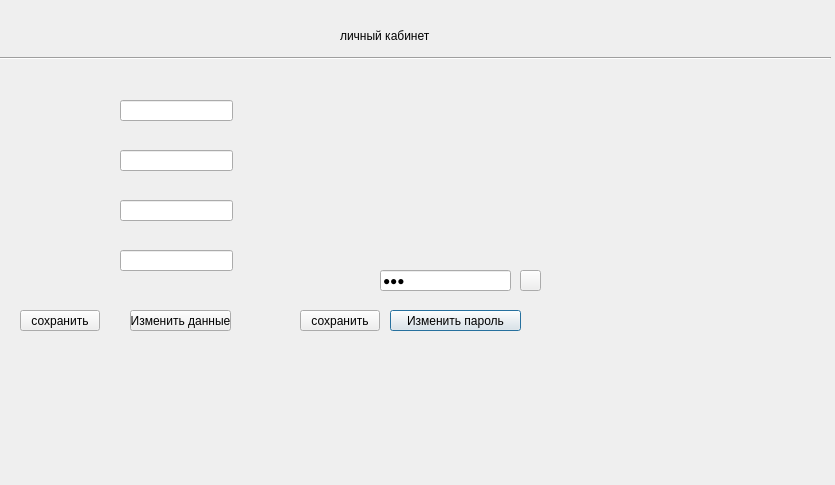
The window that profile.ui (stepankolchin/TeatrPostgreSQL) describes before a commit, drawn with Qt 5.
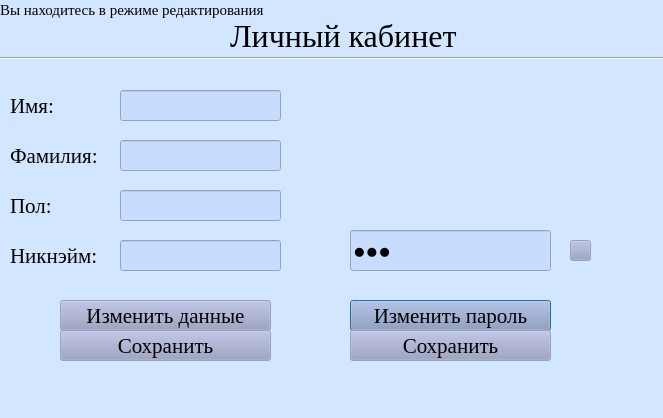
The same window after the commit.

Commit message: Настроить дизайн всех форм

```diff
--- a/profile.ui
+++ b/profile.ui
@@ -6,10 +6,107 @@
    <rect>
     <x>0</x>
     <y>0</y>
-    <width>835</width>
-    <height>485</height>
+    <width>663</width>
+    <height>418</height>
    </rect>
   </property>
+  <property name="palette">
+   <palette>
+    <active>
+     <colorrole role="Button">
+      <brush brushstyle="SolidPattern">
+       <color alpha="255">
+        <red>147</red>
+        <green>154</green>
+        <blue>190</blue>
+       </color>
+      </brush>
+     </colorrole>
+     <colorrole role="Base">
+      <brush brushstyle="SolidPattern">
+       <color alpha="255">
+        <red>198</red>
+        <green>221</green>
+        <blue>255</blue>
+       </color>
+      </brush>
+     </colorrole>
+     <colorrole role="Window">
+      <brush brushstyle="SolidPattern">
+       <color alpha="255">
+        <red>211</red>
+        <green>230</green>
+        <blue>255</blue>
+       </color>
+      </brush>
+     </colorrole>
+    </active>
+    <inactive>
+     <colorrole role="Button">
+      <brush brushstyle="SolidPattern">
+       <color alpha="255">
+        <red>147</red>
+        <green>154</green>
+        <blue>190</blue>
+       </color>
+      </brush>
+     </colorrole>
+     <colorrole role="Base">
+      <brush brushstyle="SolidPattern">
+       <color alpha="255">
+        <red>198</red>
+        <green>221</green>
+        <blue>255</blue>
+       </color>
+      </brush>
+     </colorrole>
+     <colorrole role="Window">
+      <brush brushstyle="SolidPattern">
+       <color alpha="255">
+        <red>211</red>
+        <green>230</green>
+        <blue>255</blue>
+       </color>
+      </brush>
+     </colorrole>
+    </inactive>
+    <disabled>
+     <colorrole role="Button">
+      <brush brushstyle="SolidPattern">
+       <color alpha="255">
+        <red>147</red>
+        <green>154</green>
+        <blue>190</blue>
+       </color>
+      </brush>
+     </colorrole>
+     <colorrole role="Base">
+      <brush brushstyle="SolidPattern">
+       <color alpha="255">
+        <red>211</red>
+        <green>230</green>
+        <blue>255</blue>
+       </color>
+      </brush>
+     </colorrole>
+     <colorrole role="Window">
+      <brush brushstyle="SolidPattern">
+       <color alpha="255">
+        <red>211</red>
+        <green>230</green>
+        <blue>255</blue>
+       </color>
+      </brush>
+     </colorrole>
+    </disabled>
+   </palette>
+  </property>
+  <property name="font">
+   <font>
+    <family>Times New Roman</family>
+    <pointsize>16</pointsize>
+   </font>
+  </property>
   <property name="windowTitle">
    <string>Dialog</string>
   </property>
@@ -17,9 +114,9 @@
    <property name="geometry">
     <rect>
      <x>120</x>
-     <y>100</y>
-     <width>113</width>
-     <height>21</height>
+     <y>90</y>
+     <width>161</width>
+     <height>31</height>
     </rect>
    </property>
   </widget>
@@ -27,9 +124,9 @@
    <property name="geometry">
     <rect>
      <x>120</x>
-     <y>150</y>
-     <width>113</width>
-     <height>21</height>
+     <y>140</y>
+     <width>161</width>
+     <height>31</height>
     </rect>
    </property>
   </widget>
@@ -37,9 +134,9 @@
    <property name="geometry">
     <rect>
      <x>120</x>
-     <y>200</y>
-     <width>113</width>
-     <height>21</height>
+     <y>190</y>
+     <width>161</width>
+     <height>31</height>
     </rect>
    </property>
   </widget>
@@ -47,19 +144,19 @@
    <property name="geometry">
     <rect>
      <x>120</x>
-     <y>250</y>
-     <width>113</width>
-     <height>21</height>
+     <y>240</y>
+     <width>161</width>
+     <height>31</height>
     </rect>
    </property>
   </widget>
   <widget class="QPushButton" name="pushButton_chpwd">
    <property name="geometry">
     <rect>
-     <x>390</x>
-     <y>310</y>
-     <width>131</width>
-     <height>21</height>
+     <x>350</x>
+     <y>300</y>
+     <width>201</width>
+     <height>31</height>
     </rect>
    </property>
    <property name="text">
@@ -69,10 +166,10 @@
   <widget class="QPushButton" name="pushButton_chinf">
    <property name="geometry">
     <rect>
-     <x>130</x>
-     <y>310</y>
-     <width>101</width>
-     <height>21</height>
+     <x>60</x>
+     <y>300</y>
+     <width>211</width>
+     <height>31</height>
     </rect>
    </property>
    <property name="text">
@@ -82,10 +179,10 @@
   <widget class="QLineEdit" name="lineEdit_pwd">
    <property name="geometry">
     <rect>
-     <x>380</x>
-     <y>270</y>
-     <width>131</width>
-     <height>21</height>
+     <x>350</x>
+     <y>230</y>
+     <width>201</width>
+     <height>41</height>
     </rect>
    </property>
    <property name="text">
@@ -98,8 +195,8 @@
   <widget class="QPushButton" name="pushButton_shpwd">
    <property name="geometry">
     <rect>
-     <x>520</x>
-     <y>270</y>
+     <x>570</x>
+     <y>240</y>
      <width>21</width>
      <height>21</height>
     </rect>
@@ -117,14 +214,20 @@
   <widget class="QLabel" name="label">
    <property name="geometry">
     <rect>
-     <x>340</x>
+     <x>230</x>
      <y>0</y>
-     <width>221</width>
+     <width>241</width>
      <height>71</height>
     </rect>
    </property>
+   <property name="font">
+    <font>
+     <family>Times New Roman</family>
+     <pointsize>24</pointsize>
+    </font>
+   </property>
    <property name="text">
-    <string>личный кабинет</string>
+    <string>Личный кабинет</string>
    </property>
   </widget>
   <widget class="Line" name="line">
@@ -143,27 +246,98 @@
   <widget class="QPushButton" name="pushButton_saveinf">
    <property name="geometry">
     <rect>
-     <x>20</x>
-     <y>310</y>
-     <width>80</width>
-     <height>21</height>
+     <x>60</x>
+     <y>330</y>
+     <width>211</width>
+     <height>31</height>
     </rect>
    </property>
    <property name="text">
-    <string>сохранить</string>
+    <string>Сохранить</string>
    </property>
   </widget>
   <widget class="QPushButton" name="pushButton_saveinf_savepwd">
    <property name="geometry">
     <rect>
-     <x>300</x>
-     <y>310</y>
-     <width>80</width>
-     <height>21</height>
+     <x>350</x>
+     <y>330</y>
+     <width>201</width>
+     <height>31</height>
     </rect>
    </property>
    <property name="text">
-    <string>сохранить</string>
+    <string>Сохранить</string>
+   </property>
+  </widget>
+  <widget class="QLabel" name="label_2">
+   <property name="geometry">
+    <rect>
+     <x>10</x>
+     <y>90</y>
+     <width>111</width>
+     <height>31</height>
+    </rect>
+   </property>
+   <property name="text">
+    <string>Имя:</string>
+   </property>
+  </widget>
+  <widget class="QLabel" name="label_3">
+   <property name="geometry">
+    <rect>
+     <x>10</x>
+     <y>140</y>
+     <width>111</width>
+     <height>31</height>
+    </rect>
+   </property>
+   <property name="text">
+    <string>Фамилия:</string>
+   </property>
+  </widget>
+  <widget class="QLabel" name="label_4">
+   <property name="geometry">
+    <rect>
+     <x>10</x>
+     <y>190</y>
+     <width>111</width>
+     <height>31</height>
+    </rect>
+   </property>
+   <property name="text">
+    <string>Пол:</string>
+   </property>
+  </widget>
+  <widget class="QLabel" name="label_5">
+   <property name="geometry">
+    <rect>
+     <x>10</x>
+     <y>240</y>
+     <width>111</width>
+     <height>31</height>
+    </rect>
+   </property>
+   <property name="text">
+    <string>Никнэйм:</string>
+   </property>
+  </widget>
+  <widget class="QLabel" name="label_6">
+   <property name="geometry">
+    <rect>
+     <x>0</x>
+     <y>0</y>
+     <width>331</width>
+     <height>20</height>
+    </rect>
+   </property>
+   <property name="font">
+    <font>
+     <family>Times New Roman</family>
+     <pointsize>11</pointsize>
+    </font>
+   </property>
+   <property name="text">
+    <string>Вы находитесь в режиме редактирования</string>
    </property>
   </widget>
  </widget>
```
Left out of the diff: 15 changed lines with no effect on the pictures. The commit also changes 4 other files.
